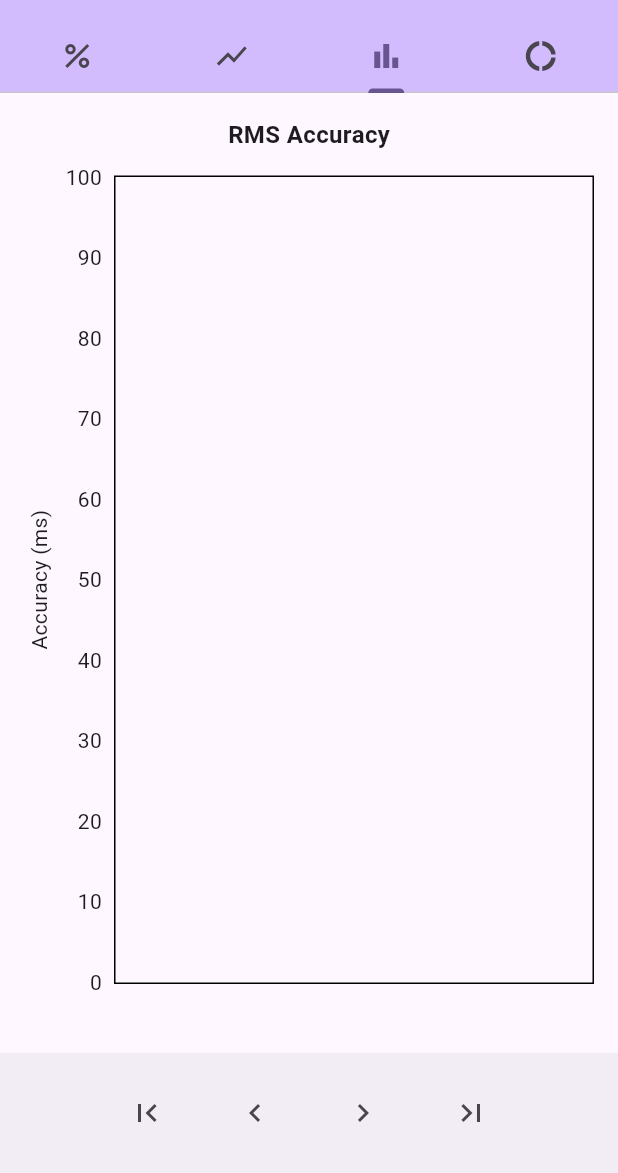
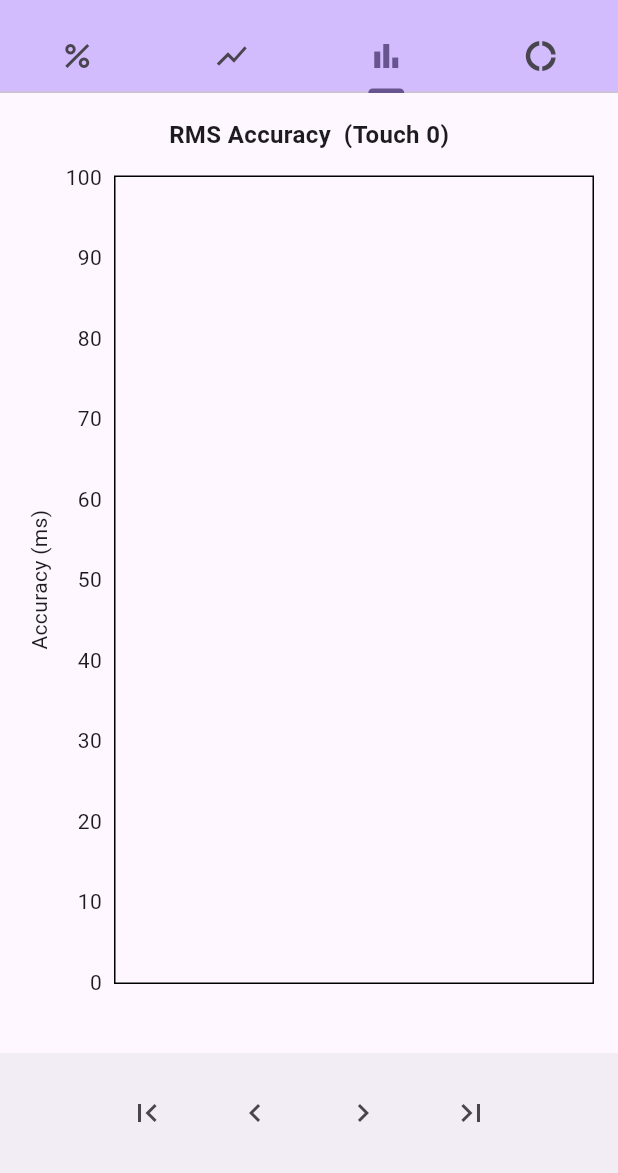
Before and after one commit to ahsparrow/strike, a Flutter app: the screen it shows after launch, tab 3 chosen, on a phone screen of 412 x 824 dp, the part 63-1236 px from its top. Run offline on Flutter 3.47's test engine with Material 3 defaults, Android fonts, the phone set to English and light mode, and no system bars; drawn by our look-alikes of fl_chart; our stand-ins replace shared_preferences; missing offline and left inert: file_selector; network calls fail.

Commit message:
Pimp RMS chart title

```diff
--- a/lib/widgets/faults.dart
+++ b/lib/widgets/faults.dart
@@ -16,7 +16,7 @@ class FaultsWidget extends StatelessWidget {
         children: [
           const SizedBox(height: 16),
           Text(
-            'Early/Late (${strikeData.thresholdMs}ms threshold)  [Touch ${strikeData.touchNum}]',
+            'Early/Late, ${strikeData.thresholdMs}ms threshold  (Touch ${strikeData.touchNum})',
             style: const TextStyle(
               fontSize: 16,
               fontWeight: FontWeight.bold,
--- a/lib/widgets/rms.dart
+++ b/lib/widgets/rms.dart
@@ -11,12 +11,13 @@ class RmsWidget extends StatelessWidget {
   Widget build(context) {
     var width = MediaQuery.sizeOf(context).width;
 
-    return Column(
+    return Consumer<StrikeModel>(
+      builder: (context, strikeData, child) => Column(
         children: [
           const SizedBox(height: 16),
-        const Text(
-          'RMS Accuracy',
-          style: TextStyle(
+          Text(
+            'RMS Accuracy  (Touch ${strikeData.touchNum})',
+            style: const TextStyle(
               fontSize: 16,
               fontWeight: FontWeight.bold,
             ),
@@ -24,13 +25,11 @@ class RmsWidget extends StatelessWidget {
           Expanded(
             child: Padding(
               padding: const EdgeInsets.all(16),
-            child: Consumer<StrikeModel>(
-              builder: (context, strikeData, child) =>
-                  chart(width, strikeData.rms),
-            ),
+              child: chart(width, strikeData.rms),
             ),
           ),
         ],
+      ),
     );
   }
 
```
Lines whose indentation alone changed are shown as unchanged.
